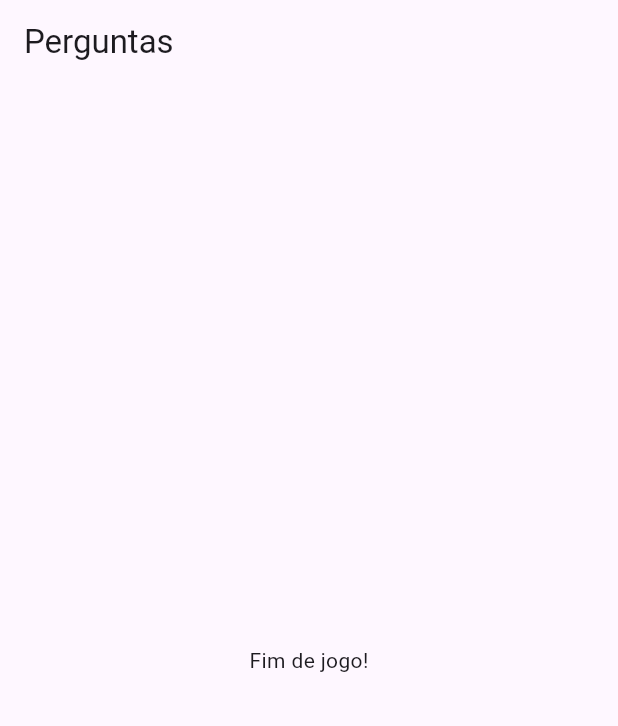
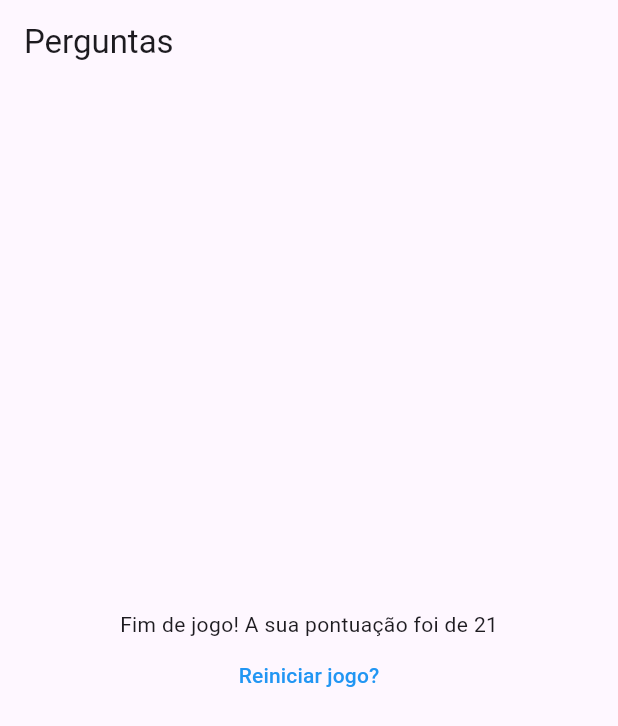
Before and after one commit to Mathews-mw/question_answer_game, a Flutter app: the screen it shows after launch, after a tap on "Preto", after a tap on "Gato", after a tap on "Brigadeiro", on a phone screen of 412 x 824 dp. Shown: the top 726 px of the screen. Run offline on Flutter 3.47's test engine with Material 3 defaults, Android fonts, the phone set to English and light mode, and no system bars.

Commit message:
resultado final e reinicialização do jogo

```diff
--- a/lib/main.dart
+++ b/lib/main.dart
@@ -1,7 +1,7 @@
 import 'package:flutter/material.dart';
 
-import './questao.dart';
-import './respostas.dart';
+import './resultado.dart';
+import './questionario.dart';
 
 main() {
   runApp(const PerguntaApp());
@@ -9,28 +9,52 @@ main() {
 
 class _PerguntaAppState extends State<PerguntaApp> {
   var _perguntaSelecionada = 0;
+  var _pontuacaoTotal = 0;
 
   final _perguntas = const [
     {
       'texto': 'Qual a sua cor favorita?',
-      'resposta': ['Preto', 'Branco', 'Azul', 'Laranja']
+      'resposta': [
+        {'texto': 'Preto', 'pontuacao': 8},
+        {'texto': 'Branco', 'pontuacao': 5},
+        {'texto': 'Azul', 'pontuacao': 7},
+        {'texto': 'Laranja', 'pontuacao': 10},
+      ]
     },
     {
       'texto': 'Qual o seu animal favorito?',
-      'resposta': ['Cachorro', 'Gato', 'Coelho', 'Cavalo']
+      'resposta': [
+        {'texto': 'Cachorro', 'pontuacao': 9},
+        {'texto': 'Gato', 'pontuacao': 8},
+        {'texto': 'Coelho', 'pontuacao': 4},
+        {'texto': 'Cavalo', 'pontuacao': 10},
+      ]
     },
     {
       'texto': 'Qual sua sobremesa favorita?',
-      'resposta': ['Pudim', 'Bolo de chocolate', 'Brigadeiro', 'Sorvete']
+      'resposta': [
+        {'texto': 'Pudim', 'pontuacao': 9},
+        {'texto': 'Bolo de chocolate', 'pontuacao': 10},
+        {'texto': 'Brigadeiro', 'pontuacao': 5},
+        {'texto': 'Sorvete', 'pontuacao': 7},
+      ]
     }
   ];
 
-  void _responder() {
+  void _responder(int pontuacao) {
     if (temPerguntaSelecionada) {
       setState(() {
         _perguntaSelecionada++;
+        _pontuacaoTotal += pontuacao;
       });
     }
+  }
+
+  void _reiniciarJogo() {
+    setState(() {
+      _perguntaSelecionada = 0;
+      _pontuacaoTotal = 0;
+    });
   }
 
   bool get temPerguntaSelecionada {
@@ -39,27 +63,20 @@ class _PerguntaAppState extends State<PerguntaApp> {
 
   @override
   Widget build(BuildContext context) {
-    List<String> respostas = temPerguntaSelecionada
-        ? _perguntas[_perguntaSelecionada].cast()['resposta']
-        : [];
-
     return MaterialApp(
       home: Scaffold(
         appBar: AppBar(
           title: const Text('Perguntas'),
         ),
         body: temPerguntaSelecionada
-            ? Column(
-                children: [
-                  Questao(
-                      texto:
-                          _perguntas[_perguntaSelecionada]['texto'].toString()),
-                  ...respostas.map((texto) => Respostas(
-                      textoBotao: texto, quandoSelecionado: _responder))
-                ],
+            ? Questionario(
+                perguntaSelecionada: _perguntaSelecionada,
+                perguntas: _perguntas,
+                responder: _responder,
               )
-            : const Center(
-                child: Text('Fim de jogo!'),
+            : Resultado(
+                pontuacao: _pontuacaoTotal,
+                onReiniciarJogo: _reiniciarJogo,
               ),
       ),
     );
--- /dev/null
+++ b/lib/questionario.dart
@@ -0,0 +1,38 @@
+import 'package:flutter/material.dart';
+
+import './questao.dart';
+import './respostas.dart';
+
+class Questionario extends StatelessWidget {
+  final int perguntaSelecionada;
+  final List<Map<String, Object>> perguntas;
+  final void Function(int) responder;
+
+  const Questionario({
+    super.key,
+    required this.perguntaSelecionada,
+    required this.perguntas,
+    required this.responder,
+  });
+
+  bool get temPerguntaSelecionada {
+    return perguntaSelecionada < perguntas.length;
+  }
+
+  @override
+  Widget build(BuildContext context) {
+    List<Map<String, Object>> respostas = temPerguntaSelecionada
+        ? perguntas[perguntaSelecionada].cast()['resposta']
+        : [];
+
+    return Column(
+      children: [
+        Questao(texto: perguntas[perguntaSelecionada]['texto'].toString()),
+        ...respostas.map((resp) => Respostas(
+            textoBotao: resp['texto'].toString(),
+            quandoSelecionado: () =>
+                responder(int.parse(resp['pontuacao'].toString()))))
+      ],
+    );
+  }
+}
--- /dev/null
+++ b/lib/resultado.dart
@@ -0,0 +1,31 @@
+import 'package:flutter/material.dart';
+
+class Resultado extends StatelessWidget {
+  final int pontuacao;
+  final void Function() onReiniciarJogo;
+
+  const Resultado({
+    super.key,
+    required this.pontuacao,
+    required this.onReiniciarJogo,
+  });
+
+  @override
+  Widget build(BuildContext context) {
+    return Column(
+      mainAxisAlignment: MainAxisAlignment.center,
+      children: [
+        Center(
+          child: Text('Fim de jogo! A sua pontuação foi de $pontuacao'),
+        ),
+        TextButton(
+          onPressed: onReiniciarJogo,
+          child: const Text(
+            'Reiniciar jogo?',
+            style: TextStyle(color: Colors.blue),
+          ),
+        )
+      ],
+    );
+  }
+}
```
